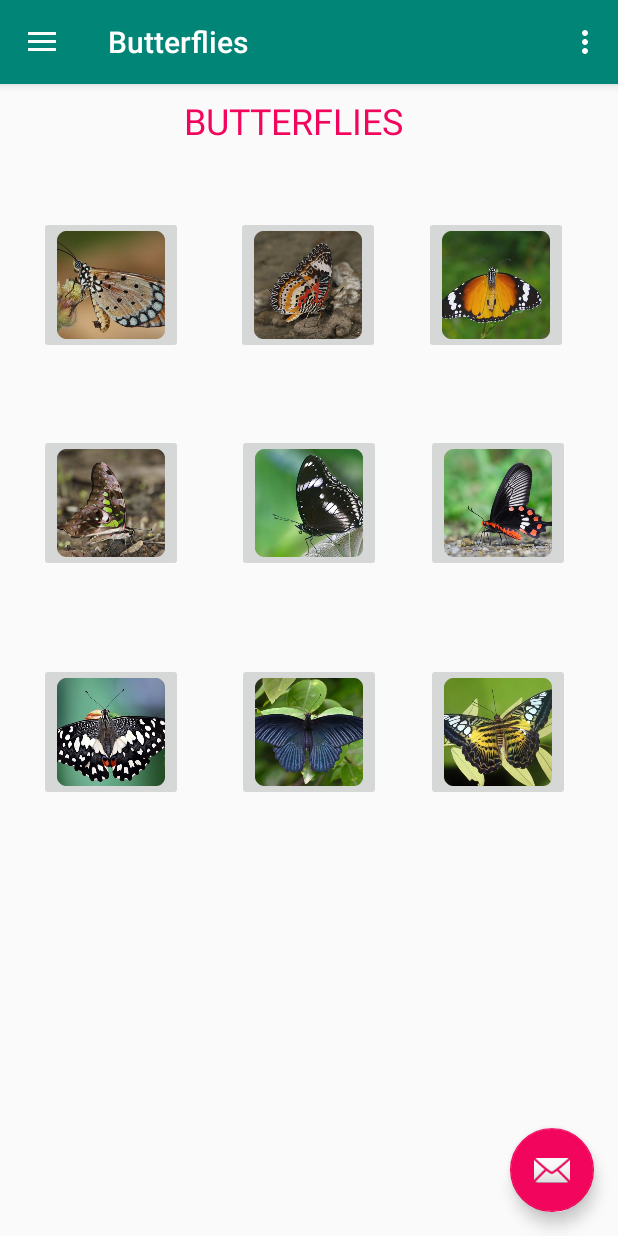
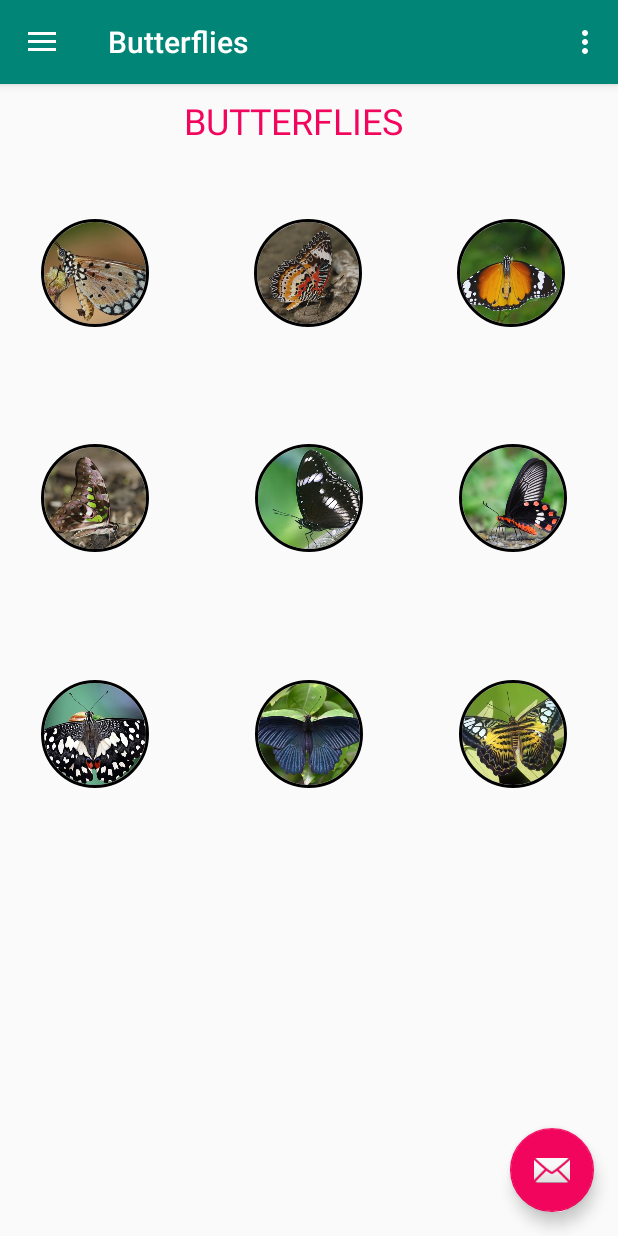
Before and after one commit to ShaGodG/TheButterflyCorner3, an Android app: the butterfly_db screen opened directly, with no data from a screen before it, on a phone screen of 412 x 824 dp. Run offline under Robolectric (Android 15) with nearby library versions, the phone set to English and light mode, and no system bars; our stand-ins replace CircleImageView.

Commit message:
Added Circular images

```diff
--- a/app/src/main/java/com/tbg/www/thebutterflycorner/butterfly_db.java
+++ b/app/src/main/java/com/tbg/www/thebutterflycorner/butterfly_db.java
@@ -15,6 +15,8 @@ import android.view.Menu;
 import android.view.MenuItem;
 import android.view.View;
 import android.widget.ImageButton;
+
+import de.hdodenhof.circleimageview.CircleImageView;
 
 public class butterfly_db extends AppCompatActivity
         implements NavigationView.OnNavigationItemSelectedListener {
@@ -41,7 +43,7 @@ public class butterfly_db extends AppCompatActivity
         toggle.syncState();
         navigationView.setNavigationItemSelectedListener(this);
 
-        ImageButton avbtn = (ImageButton) findViewById(R.id.acreaviolaebtn);
+        CircleImageView avbtn = findViewById(R.id.acreaviolaebtn);
         final Context contextav = this;
         avbtn.setOnClickListener(new View.OnClickListener() {
             @Override
@@ -50,7 +52,7 @@ public class butterfly_db extends AppCompatActivity
                 startActivity(intent);
             }
         });
-        ImageButton ccbtn = (ImageButton) findViewById(R.id.cethosia_cyane_btn);
+        CircleImageView ccbtn = findViewById(R.id.cethosia_cyane_btn);
         final Context contextcc = this;
         ccbtn.setOnClickListener(new View.OnClickListener() {
             @Override
@@ -59,7 +61,7 @@ public class butterfly_db extends AppCompatActivity
                 startActivity(intent);
             }
         });
-        ImageButton dcbtn = (ImageButton) findViewById(R.id.danauschrysippusbtn);
+        CircleImageView dcbtn = findViewById(R.id.danauschrysippusbtn);
         final Context contextdc = this;
         dcbtn.setOnClickListener(new View.OnClickListener() {
             @Override
@@ -68,7 +70,7 @@ public class butterfly_db extends AppCompatActivity
                 startActivity(intent);
             }
         });
-        ImageButton gabtn = (ImageButton) findViewById(R.id.graphiumagamemnonbtn);
+        CircleImageView gabtn = findViewById(R.id.graphiumagamemnonbtn);
         final Context contextga = this;
         gabtn.setOnClickListener(new View.OnClickListener() {
             @Override
@@ -77,7 +79,7 @@ public class butterfly_db extends AppCompatActivity
                 startActivity(intent);
             }
         });
-        ImageButton hbbtn = (ImageButton) findViewById(R.id.hypolimnasbolinabtn);
+        CircleImageView hbbtn = findViewById(R.id.hypolimnasbolinabtn);
         final Context contexthb = this;
         hbbtn.setOnClickListener(new View.OnClickListener() {
             @Override
@@ -86,7 +88,7 @@ public class butterfly_db extends AppCompatActivity
                 startActivity(intent);
             }
         });
-        ImageButton pabtn = (ImageButton) findViewById(R.id.pacharistobtn);
+        CircleImageView pabtn = findViewById(R.id.pacharistobtn);
         final Context contextpa = this;
         pabtn.setOnClickListener(new View.OnClickListener() {
             @Override
@@ -95,7 +97,7 @@ public class butterfly_db extends AppCompatActivity
                 startActivity(intent);
             }
         });
-        ImageButton pdbtn = (ImageButton) findViewById(R.id.papiliodemobtn);
+        CircleImageView pdbtn = findViewById(R.id.papiliodemobtn);
         final Context contextpd = this;
         pdbtn.setOnClickListener(new View.OnClickListener() {
             @Override
@@ -104,7 +106,7 @@ public class butterfly_db extends AppCompatActivity
                 startActivity(intent);
             }
         });
-        ImageButton pmbtn = (ImageButton) findViewById(R.id.papiliomemnonbtn);
+        CircleImageView pmbtn = findViewById(R.id.papiliomemnonbtn);
         final Context contextpm = this;
         pmbtn.setOnClickListener(new View.OnClickListener() {
             @Override
@@ -113,7 +115,7 @@ public class butterfly_db extends AppCompatActivity
                 startActivity(intent);
             }
         });
-        ImageButton psbtn = (ImageButton) findViewById(R.id.parthenosslyviabtn);
+        CircleImageView psbtn = findViewById(R.id.parthenosslyviabtn);
         final Context contextps = this;
         psbtn.setOnClickListener(new View.OnClickListener() {
             @Override
--- a/app/src/main/res/layout/content_butterfly_db.xml
+++ b/app/src/main/res/layout/content_butterfly_db.xml
@@ -26,10 +26,13 @@
         app:layout_constraintTop_toTopOf="parent"
         app:layout_constraintVertical_bias="0.0" />
 
-    <ImageButton
+    <de.hdodenhof.circleimageview.CircleImageView
         android:id="@+id/acreaviolaebtn"
         android:layout_width="wrap_content"
         android:layout_height="wrap_content"
+        android:src="@mipmap/acrea_violae_round"
+        app:civ_border_color="#FF000000"
+        app:civ_border_width="2dp"
         android:layout_marginStart="8dp"
         android:layout_marginTop="8dp"
         android:layout_marginEnd="8dp"
@@ -40,12 +43,17 @@
         app:layout_constraintStart_toStartOf="parent"
         app:layout_constraintTop_toTopOf="parent"
         app:layout_constraintVertical_bias="0.121"
-        app:srcCompat="@mipmap/acrea_violae_round" />
+        android:foreground="@drawable/my_selector"
+        android:clickable="true"
+        android:focusable="true"/>
 
-    <ImageButton
+    <de.hdodenhof.circleimageview.CircleImageView
         android:id="@+id/cethosia_cyane_btn"
         android:layout_width="wrap_content"
         android:layout_height="wrap_content"
+        android:src="@mipmap/cethosia_cyane_round"
+        app:civ_border_color="#FF000000"
+        app:civ_border_width="2dp"
         android:layout_marginStart="8dp"
         android:layout_marginTop="8dp"
         android:layout_marginEnd="8dp"
@@ -56,12 +64,19 @@
         app:layout_constraintStart_toStartOf="parent"
         app:layout_constraintTop_toTopOf="parent"
         app:layout_constraintVertical_bias="0.121"
-        app:srcCompat="@mipmap/cethosia_cyane_round" />
+        android:foreground="@drawable/my_selector"
+        android:clickable="true"
+        android:focusable="true"/>
 
-    <ImageButton
+
+
+    <de.hdodenhof.circleimageview.CircleImageView
         android:id="@+id/danauschrysippusbtn"
         android:layout_width="wrap_content"
         android:layout_height="wrap_content"
+        android:src="@mipmap/danaus_chrysippus_round"
+        app:civ_border_color="#FF000000"
+        app:civ_border_width="2dp"
         android:layout_marginStart="8dp"
         android:layout_marginTop="8dp"
         android:layout_marginEnd="8dp"
@@ -72,12 +87,17 @@
         app:layout_constraintStart_toStartOf="parent"
         app:layout_constraintTop_toTopOf="parent"
         app:layout_constraintVertical_bias="0.121"
-        app:srcCompat="@mipmap/danaus_chrysippus_round" />
+        android:foreground="@drawable/my_selector"
+        android:clickable="true"
+        android:focusable="true"/>
 
-    <ImageButton
+    <de.hdodenhof.circleimageview.CircleImageView
         android:id="@+id/graphiumagamemnonbtn"
         android:layout_width="wrap_content"
         android:layout_height="wrap_content"
+        android:src="@mipmap/graphium_agamemnon_round"
+        app:civ_border_color="#FF000000"
+        app:civ_border_width="2dp"
         android:layout_marginStart="8dp"
         android:layout_marginTop="8dp"
         android:layout_marginEnd="8dp"
@@ -88,12 +108,17 @@
         app:layout_constraintStart_toStartOf="parent"
         app:layout_constraintTop_toTopOf="parent"
         app:layout_constraintVertical_bias="0.341"
-        app:srcCompat="@mipmap/graphium_agamemnon_round" />
+        android:foreground="@drawable/my_selector"
+        android:clickable="true"
+        android:focusable="true"/>
 
-    <ImageButton
+    <de.hdodenhof.circleimageview.CircleImageView
         android:id="@+id/hypolimnasbolinabtn"
         android:layout_width="wrap_content"
         android:layout_height="wrap_content"
+        android:src="@mipmap/hypolimnas_bolina_round"
+        app:civ_border_color="#FF000000"
+        app:civ_border_width="2dp"
         android:layout_marginStart="8dp"
         android:layout_marginTop="8dp"
         android:layout_marginEnd="8dp"
@@ -104,12 +129,17 @@
         app:layout_constraintStart_toStartOf="parent"
         app:layout_constraintTop_toTopOf="parent"
         app:layout_constraintVertical_bias="0.341"
-        app:srcCompat="@mipmap/hypolimnas_bolina_round" />
+        android:foreground="@drawable/my_selector"
+        android:clickable="true"
+        android:focusable="true"/>
 
-    <ImageButton
+    <de.hdodenhof.circleimageview.CircleImageView
         android:id="@+id/pacharistobtn"
         android:layout_width="wrap_content"
         android:layout_height="wrap_content"
+        android:src="@mipmap/pachliopta_aristolochiae_round"
+        app:civ_border_color="#FF000000"
+        app:civ_border_width="2dp"
         android:layout_marginStart="8dp"
         android:layout_marginTop="8dp"
         android:layout_marginEnd="8dp"
@@ -120,12 +150,17 @@
         app:layout_constraintStart_toStartOf="parent"
         app:layout_constraintTop_toTopOf="parent"
         app:layout_constraintVertical_bias="0.341"
-        app:srcCompat="@mipmap/pachliopta_aristolochiae_round" />
+        android:foreground="@drawable/my_selector"
+        android:clickable="true"
+        android:focusable="true"/>
 
-    <ImageButton
+    <de.hdodenhof.circleimageview.CircleImageView
         android:id="@+id/papiliodemobtn"
         android:layout_width="wrap_content"
         android:layout_height="wrap_content"
+        android:src="@mipmap/papilio_demoleus_round"
+        app:civ_border_color="#FF000000"
+        app:civ_border_width="2dp"
         android:layout_marginStart="8dp"
         android:layout_marginTop="8dp"
         android:layout_marginEnd="8dp"
@@ -136,12 +171,18 @@
         app:layout_constraintStart_toStartOf="parent"
         app:layout_constraintTop_toTopOf="parent"
         app:layout_constraintVertical_bias="0.573"
-        app:srcCompat="@mipmap/papilio_demoleus_round" />
+        android:foreground="@drawable/my_selector"
+        android:clickable="true"
+        android:focusable="true"/>
 
-    <ImageButton
+
+    <de.hdodenhof.circleimageview.CircleImageView
         android:id="@+id/papiliomemnonbtn"
         android:layout_width="wrap_content"
         android:layout_height="wrap_content"
+        android:src="@mipmap/papilio_memnon_round"
+        app:civ_border_color="#FF000000"
+        app:civ_border_width="2dp"
         android:layout_marginStart="8dp"
         android:layout_marginTop="8dp"
         android:layout_marginEnd="8dp"
@@ -152,12 +193,17 @@
         app:layout_constraintStart_toStartOf="parent"
         app:layout_constraintTop_toTopOf="parent"
         app:layout_constraintVertical_bias="0.573"
-        app:srcCompat="@mipmap/papilio_memnon_round" />
+        android:foreground="@drawable/my_selector"
+        android:clickable="true"
+        android:focusable="true"/>
 
-    <ImageButton
+    <de.hdodenhof.circleimageview.CircleImageView
         android:id="@+id/parthenosslyviabtn"
         android:layout_width="wrap_content"
         android:layout_height="wrap_content"
+        android:src="@mipmap/parthenos_sylvia_round"
+        app:civ_border_color="#FF000000"
+        app:civ_border_width="2dp"
         android:layout_marginStart="8dp"
         android:layout_marginTop="8dp"
         android:layout_marginEnd="8dp"
@@ -168,6 +214,8 @@
         app:layout_constraintStart_toStartOf="parent"
         app:layout_constraintTop_toTopOf="parent"
         app:layout_constraintVertical_bias="0.573"
-        app:srcCompat="@mipmap/parthenos_sylvia_round" />
+        android:foreground="@drawable/my_selector"
+        android:clickable="true"
+        android:focusable="true"/>
 
 </android.support.constraint.ConstraintLayout>
```
